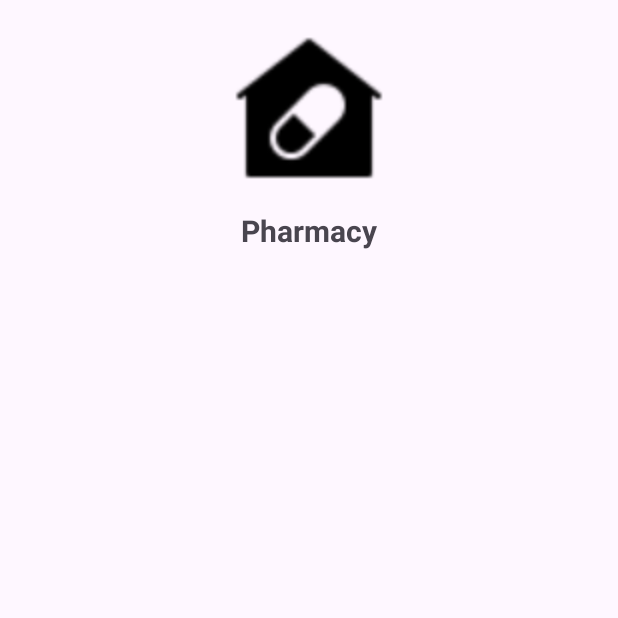
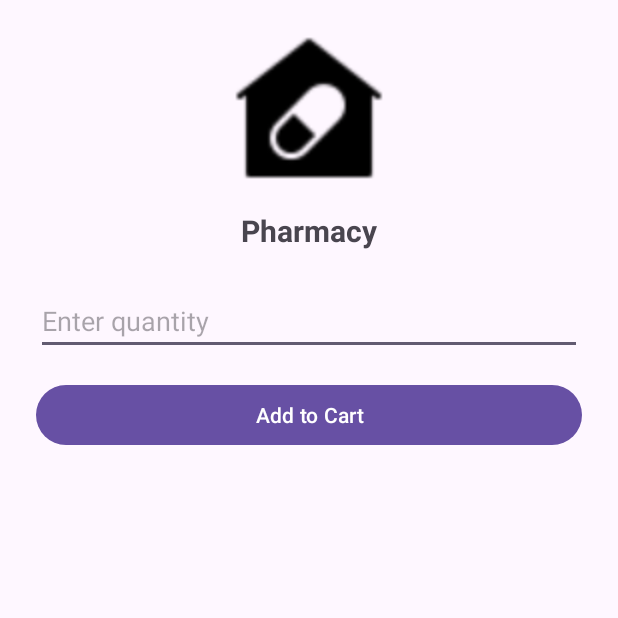
Before and after one commit to hoangphuc180103/RecyclerView, an Android app: the screen it shows after launch (DetailActivity), after a tap on "Pharmacy", on a phone screen of 412 x 824 dp, the top half of it. Run offline under Robolectric (Android 15) with nearby library versions, the phone set to English and light mode, and no system bars; 1 statement that could not run was skipped.

Commit message:
classwork notification

```diff
--- a/app/src/main/AndroidManifest.xml
+++ b/app/src/main/AndroidManifest.xml
@@ -1,6 +1,7 @@
 <?xml version="1.0" encoding="utf-8"?>
 <manifest xmlns:android="http://schemas.android.com/apk/res/android"
     xmlns:tools="http://schemas.android.com/tools">
+    <uses-permission android:name="android.permission.POST_NOTIFICATIONS"/>
 
     <application
         android:allowBackup="true"
@@ -22,6 +23,7 @@
             </intent-filter>
         </activity>
         <activity android:name=".DetailActivity" />
+        <activity android:name=".CartActivity" />
     </application>
 
 </manifest>
--- a/app/src/main/java/com/example/recyclerview/DetailActivity.kt
+++ b/app/src/main/java/com/example/recyclerview/DetailActivity.kt
@@ -15,8 +15,55 @@ class DetailActivity : AppCompatActivity() {
 
         val imgDetail = findViewById<ImageView>(R.id.imgDetail)
         val txtDetailName = findViewById<TextView>(R.id.txtDetailName)
+        val btnAddToCart = findViewById<android.widget.Button>(R.id.btnAddToCart)
 
         txtDetailName.text = name
         imgDetail.setImageResource(image)
+
+        createNotificationChannel()
+        btnAddToCart.setOnClickListener {
+            showCartNotification()
+            android.widget.Toast.makeText(this, "Added to cart!", android.widget.Toast.LENGTH_SHORT).show()
+        }
+    }
+
+    private fun createNotificationChannel() {
+        if (android.os.Build.VERSION.SDK_INT >= android.os.Build.VERSION_CODES.O) {
+            val name = "Cart Notification"
+            val descriptionText = "Notifies if cart has items"
+            val importance = android.app.NotificationManager.IMPORTANCE_DEFAULT
+            val channel = android.app.NotificationChannel("cart_channel", name, importance).apply {
+                description = descriptionText
+            }
+            val notificationManager: android.app.NotificationManager =
+                getSystemService(android.content.Context.NOTIFICATION_SERVICE) as android.app.NotificationManager
+            notificationManager.createNotificationChannel(channel)
+        }
+    }
+
+    private fun showCartNotification() {
+        if (android.os.Build.VERSION.SDK_INT >= android.os.Build.VERSION_CODES.TIRAMISU) {
+            if (androidx.core.app.ActivityCompat.checkSelfPermission(this, android.Manifest.permission.POST_NOTIFICATIONS) != android.content.pm.PackageManager.PERMISSION_GRANTED) {
+                android.widget.Toast.makeText(this, "Please grant notification permission in app settings.", android.widget.Toast.LENGTH_SHORT).show()
+                return
+            }
+        }
+        val intent = android.content.Intent(this, CartActivity::class.java).apply {
+            flags = android.content.Intent.FLAG_ACTIVITY_NEW_TASK or android.content.Intent.FLAG_ACTIVITY_CLEAR_TASK
+        }
+        val pendingIntent: android.app.PendingIntent = android.app.PendingIntent.getActivity(
+            this, 0, intent, android.app.PendingIntent.FLAG_IMMUTABLE
+        )
+        val builder = androidx.core.app.NotificationCompat.Builder(this, "cart_channel")
+            .setSmallIcon(R.drawable.ic_cart)
+            .setContentTitle("Cart Reminder")
+            .setContentText("You have items in your cart.")
+            .setPriority(androidx.core.app.NotificationCompat.PRIORITY_DEFAULT)
+            .setContentIntent(pendingIntent)
+            .setAutoCancel(true)
+        val notificationId = (System.currentTimeMillis() % Int.MAX_VALUE).toInt()
+        with(androidx.core.app.NotificationManagerCompat.from(this)) {
+            notify(notificationId, builder.build())
+        }
     }
 }
--- a/app/src/main/java/com/example/recyclerview/HomeActivity.kt
+++ b/app/src/main/java/com/example/recyclerview/HomeActivity.kt
@@ -1,18 +1,30 @@
 package com.example.recyclerview
 
+import android.app.NotificationChannel
+import android.app.NotificationManager
+import android.app.PendingIntent
+import android.content.Context
 import android.content.Intent
+import android.content.pm.PackageManager
+import android.os.Build
 import android.os.Bundle
 import android.view.Menu
 import android.view.MenuItem
 import android.widget.Toast
 import androidx.appcompat.app.AppCompatActivity
 import androidx.appcompat.widget.Toolbar
+import androidx.core.app.ActivityCompat
+import androidx.core.app.NotificationCompat
+import androidx.core.app.NotificationManagerCompat
 import androidx.recyclerview.widget.GridLayoutManager
 import androidx.recyclerview.widget.RecyclerView
 
 class HomeActivity : AppCompatActivity() {
 
     private lateinit var recyclerView: RecyclerView
+    private val CHANNEL_ID = "cart_channel"
+    private val NOTIFICATION_ID = 101
+
     private val productList = listOf(
         Product("Pharmacy", R.drawable.pharmacy),
         Product("Registry", R.drawable.registry),
@@ -41,8 +53,16 @@ class HomeActivity : AppCompatActivity() {
             intent.putExtra("productImage", product.imageResId)
             startActivity(intent)
         }
+        recyclerView.adapter = adapter
 
-        recyclerView.adapter = adapter
+        // Tạo notification channel nếu cần
+        createNotificationChannel()
+
+        // Kiểm tra nếu có sản phẩm trong giỏ hàng
+        val cartHasItems = true // Giả lập có sản phẩm trong giỏ
+        if (cartHasItems) {
+            showCartNotification()
+        }
     }
 
     override fun onCreateOptionsMenu(menu: Menu?): Boolean {
@@ -63,4 +83,49 @@ class HomeActivity : AppCompatActivity() {
             else -> super.onOptionsItemSelected(item)
         }
     }
+
+    private fun createNotificationChannel() {
+        if (Build.VERSION.SDK_INT >= Build.VERSION_CODES.O) {
+            val name = "Cart Notification"
+            val descriptionText = "Notifies if cart has items"
+            val importance = NotificationManager.IMPORTANCE_DEFAULT
+            val channel = NotificationChannel(CHANNEL_ID, name, importance).apply {
+                description = descriptionText
+            }
+            val notificationManager: NotificationManager =
+                getSystemService(Context.NOTIFICATION_SERVICE) as NotificationManager
+            notificationManager.createNotificationChannel(channel)
+        }
+    }
+
+    private fun showCartNotification() {
+        // Kiểm tra quyền POST_NOTIFICATIONS trên Android 13+
+        if (Build.VERSION.SDK_INT >= Build.VERSION_CODES.TIRAMISU) {
+            if (ActivityCompat.checkSelfPermission(this, android.Manifest.permission.POST_NOTIFICATIONS) != PackageManager.PERMISSION_GRANTED) {
+                // Không có quyền, không gửi thông báo
+                Toast.makeText(this, "Please grant notification permission in app settings.", Toast.LENGTH_SHORT).show()
+                return
+            }
+        }
+        val intent = Intent(this, CartActivity::class.java).apply {
+            flags = Intent.FLAG_ACTIVITY_NEW_TASK or Intent.FLAG_ACTIVITY_CLEAR_TASK
+        }
+        val pendingIntent: PendingIntent = PendingIntent.getActivity(
+            this, 0, intent, PendingIntent.FLAG_IMMUTABLE
+        )
+
+        val builder = NotificationCompat.Builder(this, CHANNEL_ID)
+            .setSmallIcon(R.drawable.ic_cart) // Icon giỏ hàng
+            .setContentTitle("Cart Reminder")
+            .setContentText("You have items in your cart.")
+            .setPriority(NotificationCompat.PRIORITY_DEFAULT)
+            .setContentIntent(pendingIntent)
+            .setAutoCancel(true)
+
+        // Sử dụng ID ngẫu nhiên dựa trên thời gian để luôn gửi lại thông báo mới
+        val notificationId = (System.currentTimeMillis() % Int.MAX_VALUE).toInt()
+        with(NotificationManagerCompat.from(this)) {
+            notify(notificationId, builder.build())
+        }
+    }
 }
--- a/app/src/main/res/layout/activity_detail.xml
+++ b/app/src/main/res/layout/activity_detail.xml
@@ -21,4 +21,19 @@
         android:textStyle="bold"
         android:layout_gravity="center"
         android:layout_marginTop="16dp"/>
+
+    <EditText
+        android:id="@+id/edtQuantity"
+        android:layout_width="match_parent"
+        android:layout_height="wrap_content"
+        android:hint="Enter quantity"
+        android:inputType="number"
+        android:layout_marginTop="24dp"/>
+
+    <Button
+        android:id="@+id/btnAddToCart"
+        android:layout_width="match_parent"
+        android:layout_height="wrap_content"
+        android:text="Add to Cart"
+        android:layout_marginTop="16dp"/>
 </LinearLayout>
```
Also changed, not shown: app/src/main/java/com/example/recyclerview/CartActivity.kt (added, +15 -0 lines), app/src/main/res/layout/activity_cart.xml (added, +16 -0 lines).
